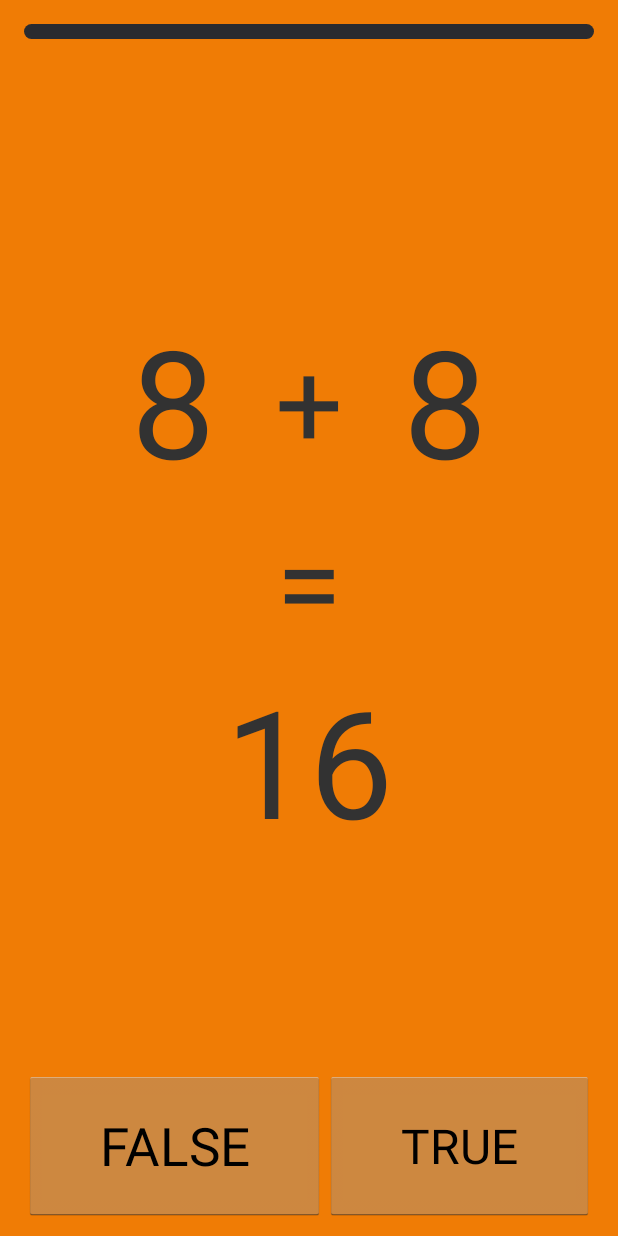
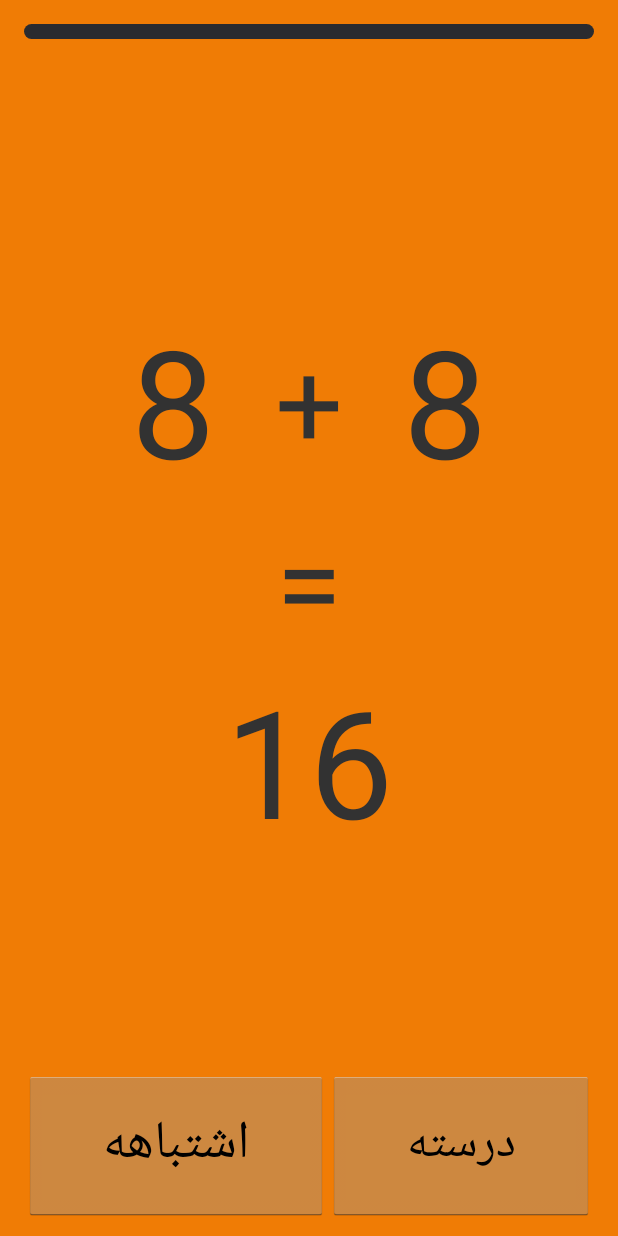
Before and after one commit to MahmoudRoid/baziriazi, an Android app: the playasan screen opened directly, with no data from a screen before it, on a phone screen of 412 x 824 dp. Run offline under Robolectric (Android 15) with nearby library versions, the light colour scheme and no system bars.

Commit message:
bug fixed

```diff
--- a/app/src/main/res/layout/activity_playasan.xml
+++ b/app/src/main/res/layout/activity_playasan.xml
@@ -118,7 +118,7 @@
             android:layout_alignParentBottom="true"
             android:layout_alignParentRight="true"
             android:layout_weight=".5"
-            android:text="FALSE"
+            android:text="اشتباهه"
             android:textSize="35sp"
             android:onClick="btnfalse"/>
 
@@ -129,7 +129,7 @@
             android:layout_alignParentBottom="true"
             android:layout_alignParentLeft="true"
             android:layout_weight=".5"
-            android:text="TRUE"
+            android:text="درسته"
             android:textSize="32sp"
             android:onClick="btntrue" />
     </LinearLayout>
```
